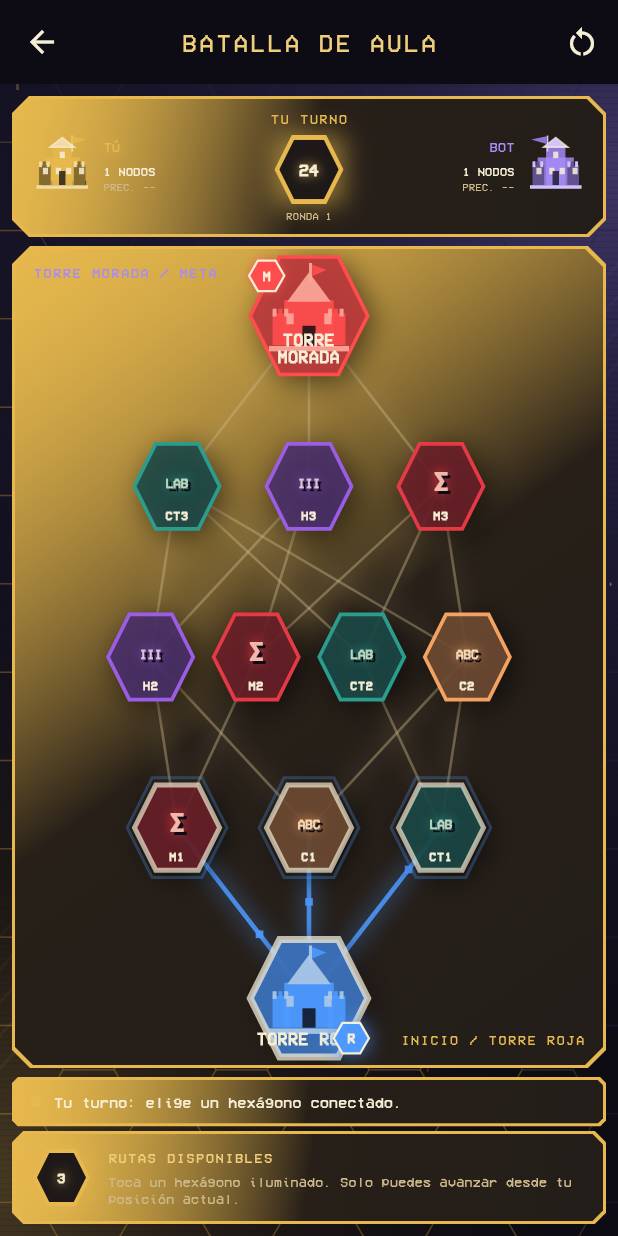
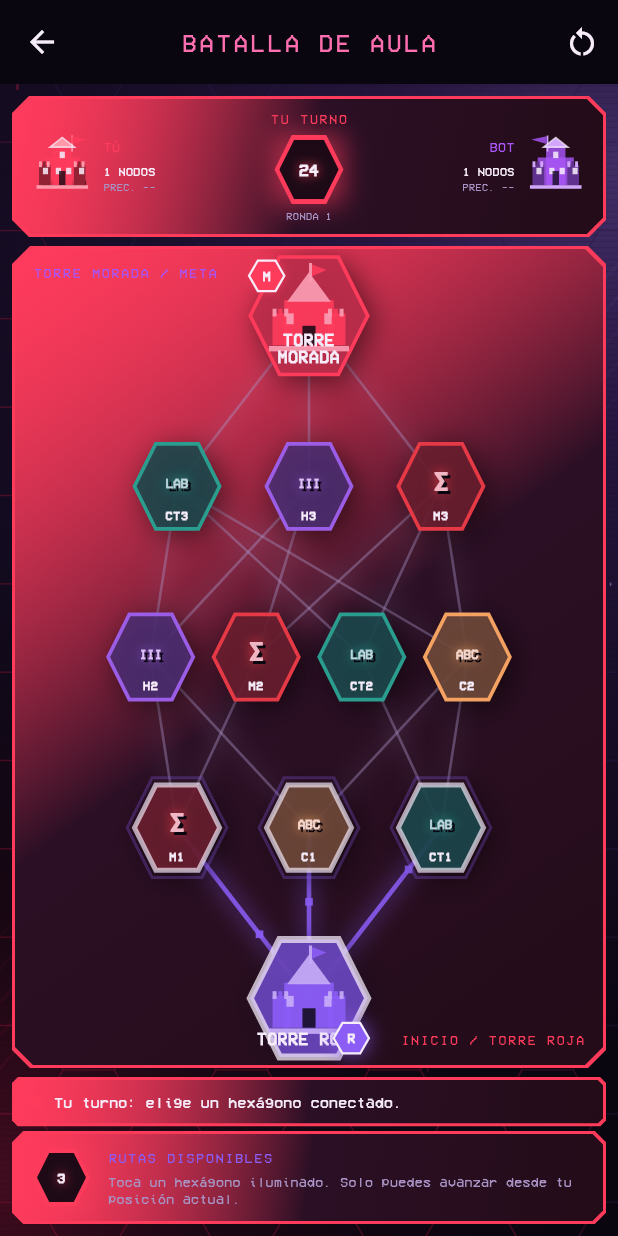
Before and after one commit to LuisRz1/battlegraf, a Flutter app: the BotBattleDemoView screen opened by its route, on a phone screen of 412 x 824 dp. Run offline on Flutter 3.47's test engine with Material 3 defaults, Android fonts, the phone set to English and light mode, and no system bars; drawn by our look-alikes of flutter_animate; our stand-ins replace dio, flutter_riverpod, flutter_secure_storage, go_router, supabase_flutter; accounts and stored records are empty; network calls fail.

Commit message:
style(mobile): paleta rojo a morado estilo Balatro (menos dorado)

```diff
--- a/mobile/lib/core/theme/app_theme.dart
+++ b/mobile/lib/core/theme/app_theme.dart
@@ -2,53 +2,52 @@ import 'package:flutter/material.dart';
 
 /// Paleta del sistema web (global.css) replicada en el aplicativo móvil.
 class AppColors {
-  // Fondos piedra (web: --color-piedra-900/950 y paneles)
-  static const Color piedra950 = Color(0xFF0D0C14);
-  static const Color piedra900 = Color(0xFF131120);
-  static const Color piedra800 = Color(0xFF1B1830);
-  static const Color piedra700 = Color(0xFF262142);
-  static const Color piedra600 = Color(0xFF342D58);
-  static const Color fondoPanel = Color(0xFF14100A); // tarjetas oscuras del panel web
-  static const Color fondoGame = Color(0xFF09090C); // fondo general web
-  static const Color fondoCard = Color(0xFF100D12);
+  // Fondos piedra oscuros con tinte morado (estilo Balatro)
+  static const Color piedra950 = Color(0xFF0A0610);
+  static const Color piedra900 = Color(0xFF140A20);
+  static const Color piedra800 = Color(0xFF1D1030);
+  static const Color piedra700 = Color(0xFF2A1745);
+  static const Color piedra600 = Color(0xFF3B2160);
+  static const Color fondoPanel = Color(0xFF170C26); // tarjetas del panel
+  static const Color fondoGame = Color(0xFF08050E); // fondo general
+  static const Color fondoCard = Color(0xFF120A1E);
 
-  // Crema (web: --color-crema-*)
-  static const Color crema100 = Color(0xFFF7EED6);
-  static const Color crema300 = Color(0xFFE9D9AE);
-  static const Color crema500 = Color(0xFFCDB888);
+  // Crema lavanda (texto)
+  static const Color crema100 = Color(0xFFF6ECFA);
+  static const Color crema300 = Color(0xFFDDC8EE);
+  static const Color crema500 = Color(0xFFA892C4);
 
-  // Oro (web: --color-oro-*)
-  static const Color oro300 = Color(0xFFF0CF7A);
-  static const Color oro500 = Color(0xFFE6B84D);
-  static const Color oro700 = Color(0xFFB5852C);
-  static const Color bordeOro = Color(0xFF4A3A1C); // bordes de tarjetas del panel
+  // Acento principal: rojo -> magenta -> morado (sin dorado)
+  static const Color oro300 = Color(0xFFFF6FB0); // magenta claro (highlight)
+  static const Color oro500 = Color(0xFFE11D48); // rojo (botones / primario)
+  static const Color oro700 = Color(0xFF8E1030); // rojo profundo (bordes/botones)
+  static const Color bordeOro = Color(0xFF4A1E52); // borde morado de tarjetas
 
-  // Acentos (web: aliados / imperio / legion)
-    static const Color aliados = Color(0xFF4D99FF);
-    static const Color imperio = Color(0xFFFF4D4D);
-    static const Color legion = Color(0xFF4DCC66);
-    static const Color violeta400 = Color(0xFFA78BFA); // unico violeta de la landing
+  // Acentos (bandos y temas)
+  static const Color aliados = Color(0xFF8B5CF6); // morado (aliados)
+  static const Color imperio = Color(0xFFFF3B5C); // rojo (imperio)
+  static const Color legion = Color(0xFFD946EF); // fucsia (legion)
+  static const Color violeta400 = Color(0xFFA78BFA);
 
-  // Sangre (rojo UI web) y estados
-  static const Color rojoAccion = Color(0xFFB3202C);
-  static const Color textoSeco = Color(0xFF9A8870); // small del panel
+  // Estados
+  static const Color rojoAccion = Color(0xFFE11D48);
+  static const Color textoSeco = Color(0xFF8B7BA8);
 
-  // Compatibilidad: nombres antiguos re-mapeados a la paleta web actual
-    // (la landing usa PIEDRA + CREMA + ORO; los neones NO existen en la web)
+  // Compatibilidad con nombres antiguos (re-mapeados a la paleta roja/morada)
     static const Color voidBlack = piedra950;
     static const Color deepPurple = piedra800;
     static const Color royalPurple = piedra700;
     static const Color darkCard = fondoCard;
     static const Color panelBackground = fondoPanel;
     static const Color deepBackground = fondoGame;
-    static const Color shadowPurple = piedra600; // bordes suaves de la web
+    static const Color shadowPurple = piedra600;
     static const Color mutedInk = crema500;
-    static const Color crimsonRed = oro700; // sombras y bordes dorados
-    static const Color brightRed = oro500; // botones y acentos -> ORO (como la web)
-    static const Color magenta = oro300;
-    static const Color neonPurple = Color(0xFFA78BFA); // violeta-400 web (unico violeta de la landing)
-    static const Color cyan = oro300; // la landing NO usa azul: acentos son ORO
-    static const Color gold = oro500;
+    static const Color crimsonRed = oro700;
+    static const Color brightRed = Color(0xFFFF3B5C);
+    static const Color magenta = Color(0xFFD946EF);
+    static const Color neonPurple = Color(0xFFA855F7);
+    static const Color cyan = Color(0xFF8B5CF6);
+    static const Color gold = oro300;
     static const Color offWhite = crema100;
   }
 
```
